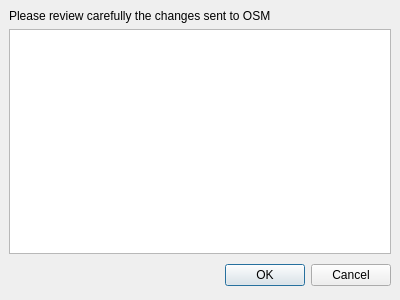
Qt form Sync/SyncListDialog.ui (openstreetmap/merkaartor) before a commit.
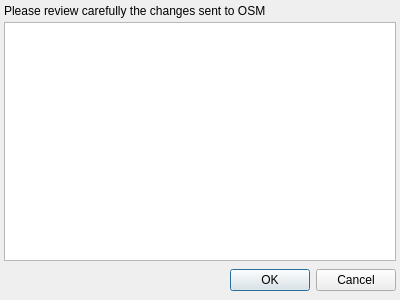
The same form after that commit.

```diff
--- a/Sync/SyncListDialog.ui
+++ b/Sync/SyncListDialog.ui
@@ -13,11 +13,11 @@
    <string>Dialog</string>
   </property>
   <layout class="QVBoxLayout" >
-   <property name="margin" >
-    <number>9</number>
-   </property>
    <property name="spacing" >
-    <number>6</number>
+    <number>4</number>
+   </property>
+   <property name="margin" >
+    <number>4</number>
    </property>
    <item>
     <widget class="QLabel" name="label" >
```
Left out of the diff: 11 changed lines with no effect on the pictures.
